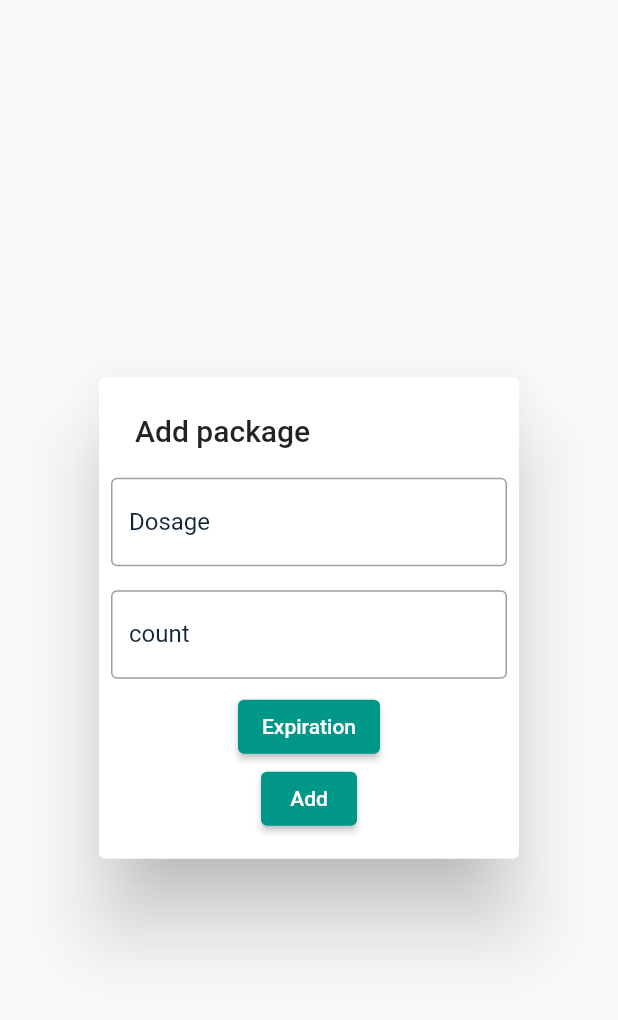
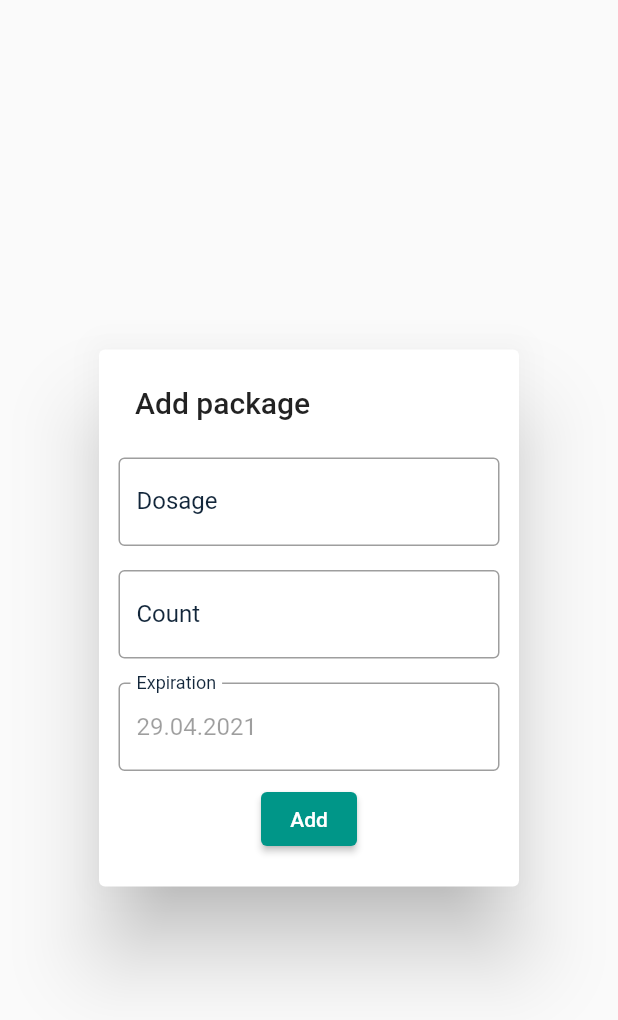
Before and after one commit to NumBit/e-medicine, a Flutter app: the AddPackage widget shown alone on an empty page, opened directly, on a phone screen of 412 x 824 dp. Shown: the top 1020 px of the screen. Run offline on Flutter 3.47's test engine with Material 2 defaults, Android fonts, the phone set to English and light mode, and no system bars; our stand-ins replace cloud_firestore, firebase_analytics, firebase_auth, firebase_core, flutter_calendar_carousel, get; missing offline and left inert: flutter_iconpicker; accounts and stored records are empty.

Commit message:
feat: datepicker

```diff
--- a/medicine_cabinet/lib/drug/detail/add_package.dart
+++ b/medicine_cabinet/lib/drug/detail/add_package.dart
@@ -1,5 +1,7 @@
 import 'package:flutter/material.dart';
+import 'package:intl/intl.dart';
 import 'package:medicine_cabinet/drug/add_edit/custom_form_field.dart';
+import 'package:medicine_cabinet/drug/detail/date_picker_field.dart';
 
 class AddPackage extends StatelessWidget {
   const AddPackage({Key key}) : super(key: key);
@@ -8,36 +10,41 @@ class AddPackage extends StatelessWidget {
   Widget build(BuildContext context) {
     final dosageController = TextEditingController();
     final countController = TextEditingController();
-    DateTime expiration;
+    final timeController = TextEditingController(
+        text: DateFormat('dd.MM.yyyy').format(DateTime.now()));
+    var expiration = DateTime.now();
     return SimpleDialog(
       title: Text("Add package"),
       children: [
-        Form(
+        Padding(
+          padding: const EdgeInsets.all(5.0),
+          child: Form(
             child: Column(
               children: [
                 CustomFormField(label: "Dosage", controller: dosageController),
                 CustomFormField(
-              label: "count",
+                    label: "Count",
                     controller: countController,
-              inputType: TextInputType.number,
-            ),
-            ElevatedButton(
-                onPressed: () {
-                  showDatePicker(
-                          context: context,
-                          initialDate: DateTime.now(),
-                          firstDate: DateTime(2000),
-                          lastDate: DateTime(2500))
-                      .then((value) => expiration = value);
-                },
-                child: Text("Expiration")),
+                    inputType: TextInputType.number),
+                DatePickerField(
+                    label: "Expiration",
+                    controller: timeController,
+                    onTap: (value) {
+                      if (value != null) {
+                        expiration = value;
+                        timeController.text =
+                            DateFormat('dd.MM.yyyy').format(value);
+                      }
+                    }),
                 ElevatedButton(
                     onPressed: () {
                       print(expiration);
                     },
                     child: Text("Add"))
               ],
-        ))
+            ),
+          ),
+        )
       ],
     );
   }
--- /dev/null
+++ b/medicine_cabinet/lib/drug/detail/date_picker_field.dart
@@ -0,0 +1,44 @@
+import 'package:flutter/material.dart';
+
+class DatePickerField extends StatelessWidget {
+  const DatePickerField({
+    Key key,
+    @required this.controller,
+    this.label,
+    this.onTap,
+  }) : super(key: key);
+
+  final TextEditingController controller;
+  final String label;
+  final Function onTap;
+
+  @override
+  Widget build(BuildContext context) {
+    return Padding(
+      padding: const EdgeInsets.all(8.0),
+      child: InkWell(
+        onTap: () {
+          showDatePicker(
+                  context: context,
+                  initialDate: DateTime.now(),
+                  firstDate: DateTime(2000),
+                  lastDate: DateTime(2500))
+              .then(onTap);
+        },
+        child: TextFormField(
+          enabled: false,
+          keyboardType: TextInputType.datetime,
+          decoration: InputDecoration(
+              labelText: "Expiration",
+              labelStyle: TextStyle(
+                color: Theme.of(context).primaryColorDark,
+              ),
+              border: OutlineInputBorder(),
+              disabledBorder: OutlineInputBorder(
+                  borderSide: BorderSide(width: 1, color: Colors.grey))),
+          controller: controller,
+        ),
+      ),
+    );
+  }
+}
--- a/medicine_cabinet/pubspec.yaml
+++ b/medicine_cabinet/pubspec.yaml
@@ -38,6 +38,7 @@ dependencies:
   flutter_iconpicker: ^3.0.0
   animations: ^2.0.0
   get: ^4.1.4
+  intl: ^0.17.0
 
 dev_dependencies:
   flutter_test:
```
Also changed, not shown: medicine_cabinet/pubspec.lock. Lines whose indentation alone changed are shown as unchanged.
